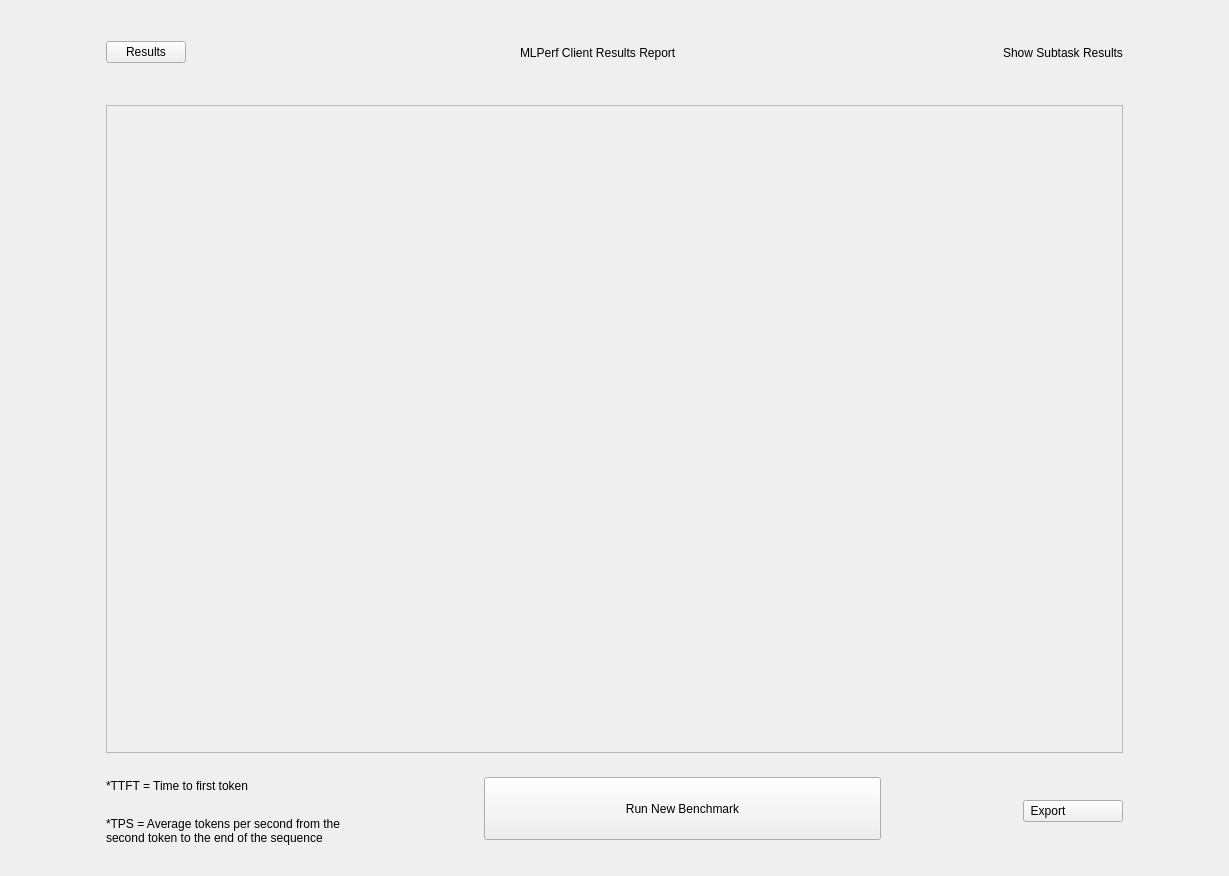
mlcommons/mlperf_client, file src/gui/ui/results_report_page.ui: the form before one commit.
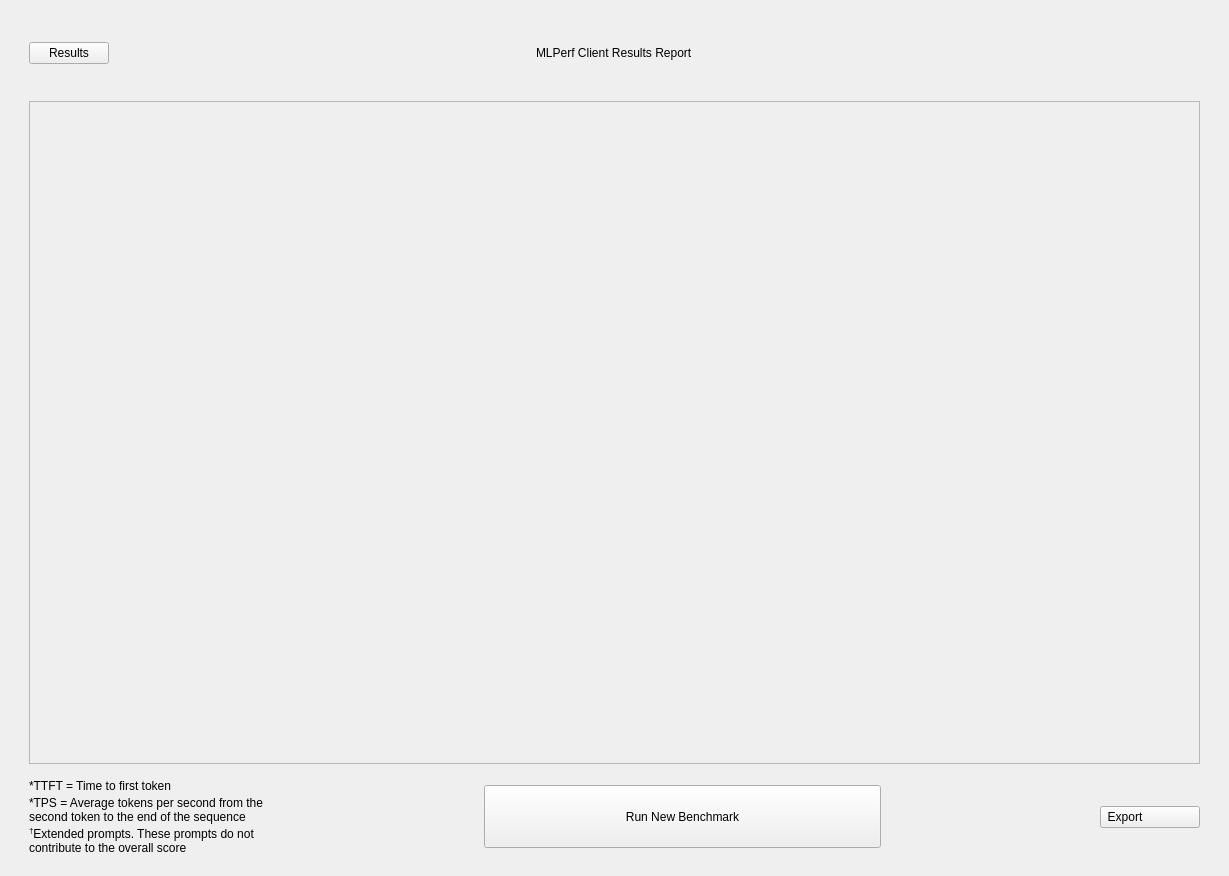
The form after the commit. Icons and pictures are not drawn.

```diff
--- a/src/gui/ui/results_report_page.ui
+++ b/src/gui/ui/results_report_page.ui
@@ -10,31 +10,24 @@
     <height>876</height>
    </rect>
   </property>
-  <layout class="QHBoxLayout" name="horizontalLayout" stretch="1,12,1">
-   <item>
-    <spacer name="horizontalSpacer">
-     <property name="orientation">
-      <enum>Qt::Orientation::Horizontal</enum>
-     </property>
-     <property name="sizeHint" stdset="0">
-      <size>
-       <width>83</width>
-       <height>20</height>
-      </size>
-     </property>
-    </spacer>
-   </item>
+  <layout class="QHBoxLayout" name="horizontalLayout">
+   <property name="leftMargin">
+    <number>20</number>
+   </property>
+   <property name="rightMargin">
+    <number>20</number>
+   </property>
    <item>
     <widget class="QWidget" name="widget" native="true">
      <layout class="QVBoxLayout" name="verticalLayout" stretch="1,10,1">
       <property name="spacing">
-       <number>20</number>
+       <number>15</number>
       </property>
       <property name="bottomMargin">
-       <number>20</number>
+       <number>10</number>
       </property>
       <item>
-       <layout class="QHBoxLayout" name="top_h_layout_" stretch="0,0,0,0,0">
+       <layout class="QHBoxLayout" name="top_h_layout_" stretch="0,0,0">
         <property name="spacing">
          <number>0</number>
         </property>
@@ -57,25 +50,25 @@
             </property>
            </widget>
           </item>
+          <item>
+           <spacer name="horizontalSpacer_3">
+            <property name="orientation">
+             <enum>Qt::Orientation::Horizontal</enum>
+            </property>
+            <property name="sizeHint" stdset="0">
+             <size>
+              <width>40</width>
+              <height>20</height>
+             </size>
+            </property>
+           </spacer>
+          </item>
          </layout>
         </item>
-        <item>
-         <spacer name="horizontalSpacer_3">
-          <property name="orientation">
-           <enum>Qt::Orientation::Horizontal</enum>
-          </property>
-          <property name="sizeHint" stdset="0">
-           <size>
-            <width>40</width>
-            <height>20</height>
-           </size>
-          </property>
-         </spacer>
-        </item>
-        <item alignment="Qt::AlignHCenter">
+        <item alignment="Qt::AlignmentFlag::AlignHCenter">
          <widget class="QLabel" name="title_label_">
           <property name="styleSheet">
-           <string notr="true">padding-left:8px;</string>
+           <string notr="true"/>
           </property>
           <property name="text">
            <string>MLPerf Client Results Report</string>
@@ -95,20 +88,6 @@
           </property>
          </spacer>
         </item>
-        <item>
-         <layout class="QHBoxLayout" name="top_rh_layout_">
-          <property name="leftMargin">
-           <number>0</number>
-          </property>
-          <item>
-           <widget class="QLabel" name="label">
-            <property name="text">
-             <string>Show Subtask Results</string>
-            </property>
-           </widget>
-          </item>
-         </layout>
-        </item>
        </layout>
       </item>
       <item>
@@ -121,40 +100,98 @@
           <rect>
            <x>0</x>
            <y>0</y>
-           <width>1007</width>
-           <height>648</height>
+           <width>1169</width>
+           <height>652</height>
           </rect>
          </property>
         </widget>
        </widget>
       </item>
       <item>
-       <layout class="QGridLayout" name="gridLayout" rowstretch="0,0,0,0,0">
-        <property name="verticalSpacing">
-         <number>0</number>
-        </property>
-        <item row="0" column="2" rowspan="5">
-         <spacer name="horizontalSpacer_5">
-          <property name="orientation">
-           <enum>Qt::Orientation::Horizontal</enum>
-          </property>
-          <property name="sizeHint" stdset="0">
-           <size>
-            <width>40</width>
-            <height>20</height>
-           </size>
-          </property>
-         </spacer>
-        </item>
-        <item row="0" column="0">
+       <layout class="QHBoxLayout" name="bottom_layout_">
+        <item>
          <layout class="QVBoxLayout" name="verticalLayout_4">
           <property name="spacing">
            <number>0</number>
           </property>
          </layout>
         </item>
-        <item row="1" column="4" rowspan="4">
-         <spacer name="horizontalSpacer_6">
+        <item>
+         <layout class="QVBoxLayout" name="verticalLayout_5">
+          <property name="spacing">
+           <number>0</number>
+          </property>
+          <item>
+           <widget class="QLabel" name="TTFT_label_">
+            <property name="text">
+             <string>*TTFT = Time to first token</string>
+            </property>
+           </widget>
+          </item>
+          <item>
+           <spacer name="verticalSpacer">
+            <property name="orientation">
+             <enum>Qt::Orientation::Vertical</enum>
+            </property>
+            <property name="sizeType">
+             <enum>QSizePolicy::Policy::Fixed</enum>
+            </property>
+            <property name="sizeHint" stdset="0">
+             <size>
+              <width>3</width>
+              <height>3</height>
+             </size>
+            </property>
+           </spacer>
+          </item>
+          <item>
+           <widget class="QLabel" name="TPS_label1_">
+            <property name="text">
+             <string>*TPS = Average tokens per second from the</string>
+            </property>
+           </widget>
+          </item>
+          <item>
+           <widget class="QLabel" name="TPS_label2_">
+            <property name="text">
+             <string>second token to the end of the sequence</string>
+            </property>
+           </widget>
+          </item>
+          <item>
+           <spacer name="verticalSpacer_2">
+            <property name="orientation">
+             <enum>Qt::Orientation::Vertical</enum>
+            </property>
+            <property name="sizeType">
+             <enum>QSizePolicy::Policy::Fixed</enum>
+            </property>
+            <property name="sizeHint" stdset="0">
+             <size>
+              <width>3</width>
+              <height>3</height>
+             </size>
+            </property>
+           </spacer>
+          </item>
+          <item>
+           <widget class="QLabel" name="ext_label1_">
+            <property name="text">
+             <string>&lt;sup&gt;†&lt;/sup&gt;Extended prompts. These prompts do not</string>
+            </property>
+           </widget>
+          </item>
+          <item>
+           <widget class="QLabel" name="ext_label2_">
+            <property name="text">
+             <string>contribute to the overall score</string>
+            </property>
+           </widget>
+          </item>
+         </layout>
+        </item>
+        <item>
+         <spacer name="horizontalSpacer_5">
           <property name="orientation">
            <enum>Qt::Orientation::Horizontal</enum>
           </property>
@@ -166,7 +203,7 @@
           </property>
          </spacer>
         </item>
-        <item row="1" column="3" rowspan="3">
+        <item>
          <widget class="QPushButton" name="run_new_benchmark_button_">
           <property name="minimumSize">
            <size>
@@ -179,7 +216,20 @@
           </property>
          </widget>
         </item>
-        <item row="1" column="5" rowspan="4">
+        <item>
+         <spacer name="horizontalSpacer_6">
+          <property name="orientation">
+           <enum>Qt::Orientation::Horizontal</enum>
+          </property>
+          <property name="sizeHint" stdset="0">
+           <size>
+            <width>40</width>
+            <height>20</height>
+           </size>
+          </property>
+         </spacer>
+        </item>
+        <item>
          <widget class="QPushButton" name="export_button_">
           <property name="minimumSize">
            <size>
@@ -205,65 +255,11 @@
           </property>
          </widget>
         </item>
-        <item row="0" column="1" rowspan="2">
-         <widget class="QLabel" name="TTFT_label_">
-          <property name="text">
-           <string>*TTFT = Time to first token</string>
-          </property>
-         </widget>
-        </item>
-        <item row="2" column="1" rowspan="3">
-         <layout class="QVBoxLayout" name="verticalLayout_5">
-          <property name="spacing">
-           <number>0</number>
-          </property>
-          <item>
-           <spacer name="verticalSpacer">
-            <property name="orientation">
-             <enum>Qt::Orientation::Vertical</enum>
-            </property>
-            <property name="sizeHint" stdset="0">
-             <size>
-              <width>20</width>
-              <height>40</height>
-             </size>
-            </property>
-           </spacer>
-          </item>
-          <item>
-           <widget class="QLabel" name="TPS_label1_">
-            <property name="text">
-             <string>*TPS = Average tokens per second from the</string>
-            </property>
-           </widget>
-          </item>
-          <item>
-           <widget class="QLabel" name="TPS_label2_">
-            <property name="text">
-             <string>second token to the end of the sequence</string>
-            </property>
-           </widget>
-          </item>
-         </layout>
-        </item>
        </layout>
       </item>
      </layout>
     </widget>
    </item>
-   <item>
-    <spacer name="horizontalSpacer_2">
-     <property name="orientation">
-      <enum>Qt::Orientation::Horizontal</enum>
-     </property>
-     <property name="sizeHint" stdset="0">
-      <size>
-       <width>83</width>
-       <height>20</height>
-      </size>
-     </property>
-    </spacer>
-   </item>
   </layout>
  </widget>
  <resources>
```
Left out of the diff: 2 changed lines with no effect on the pictures.
